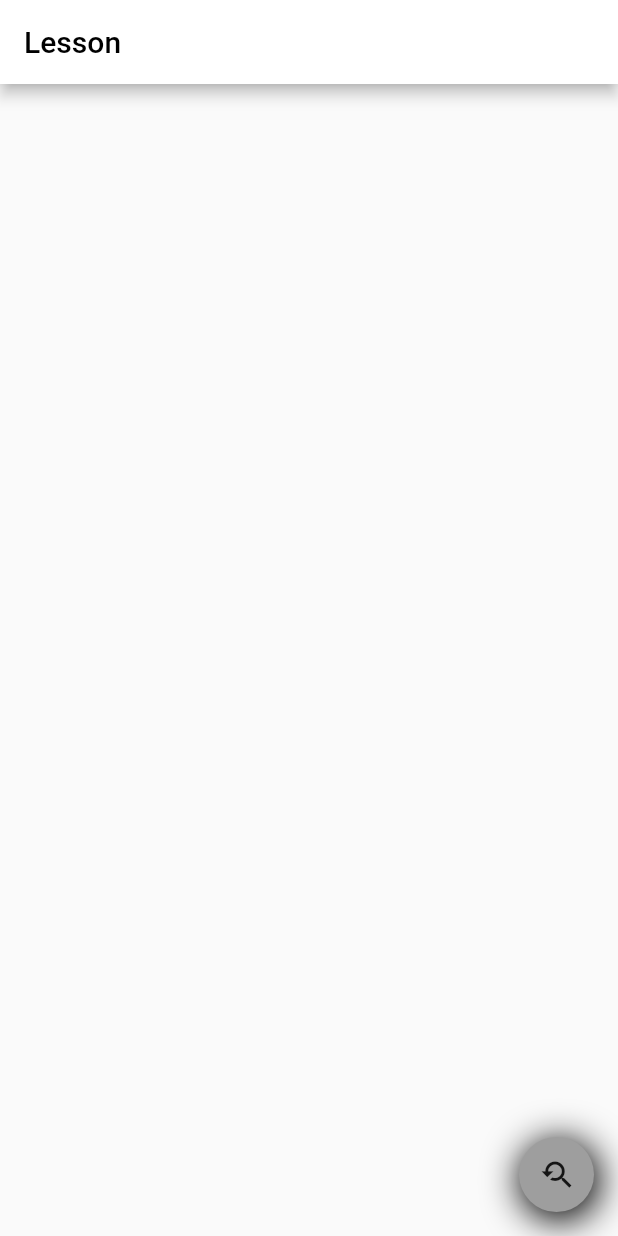
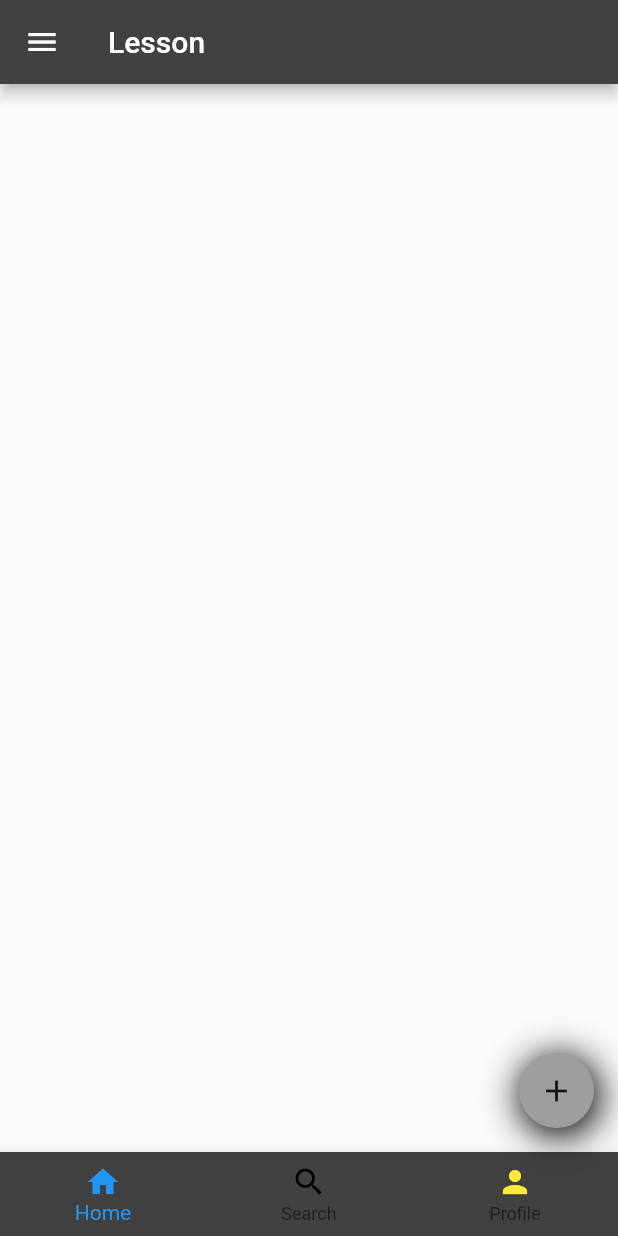
Before and after one commit to sardorergashaliyev/5-dars-Scaffold, a Flutter app: the screen it shows after launch, on a phone screen of 412 x 824 dp. Run offline on Flutter 3.47's test engine with Material 2 defaults, Android fonts, the phone set to English and light mode, and no system bars.

Commit message:
App Bar and Icon upgraded

```diff
--- a/lib/main.dart
+++ b/lib/main.dart
@@ -13,11 +13,13 @@ class MyApp extends StatelessWidget {
     return MaterialApp(
       home: Scaffold(
         appBar: AppBar(
-            backgroundColor: Colors.white,
-            title: const Text(
-              'Lesson',
-              style: TextStyle(color: Colors.black),
-            )),
+          backgroundColor: Color.fromARGB(255, 65, 65, 65),
+          title: const Text(
+            'Lesson',
+            style: TextStyle(color: Color.fromARGB(255, 255, 255, 255)),
+          ),
+          leading: Icon(Icons.menu),
+        ),
         floatingActionButton: Container(
             height: 50,
             width: 50,
@@ -31,7 +33,32 @@ class MyApp extends StatelessWidget {
                       spreadRadius: 2,
                       offset: Offset(2, 4))
                 ]),
-            child: const Icon(Icons.youtube_searched_for)),
+            child: const Icon(Icons.add)),
+        bottomNavigationBar: BottomNavigationBar(
+          backgroundColor: Color.fromARGB(255, 65, 65, 65),
+          type: BottomNavigationBarType.fixed,
+          selectedLabelStyle: TextStyle(color: Colors.grey),
+          unselectedLabelStyle: TextStyle(color: Colors.grey),
+          items: const [
+            BottomNavigationBarItem(
+                icon: Icon(
+                  Icons.home,
+                ),
+                label: 'Home'),
+            BottomNavigationBarItem(
+                icon: Icon(
+                  Icons.search,
+                  color: Colors.black,
+                ),
+                label: 'Search'),
+            BottomNavigationBarItem(
+                icon: Icon(
+                  Icons.person,
+                  color: Colors.yellow,
+                ),
+                label: 'Profile'),
+          ],
+        ),
       ),
     );
   }
```
